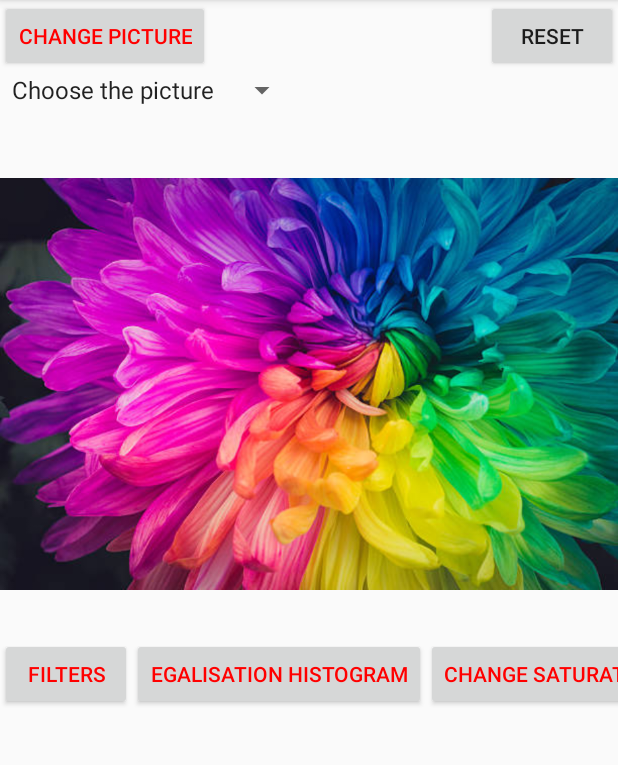
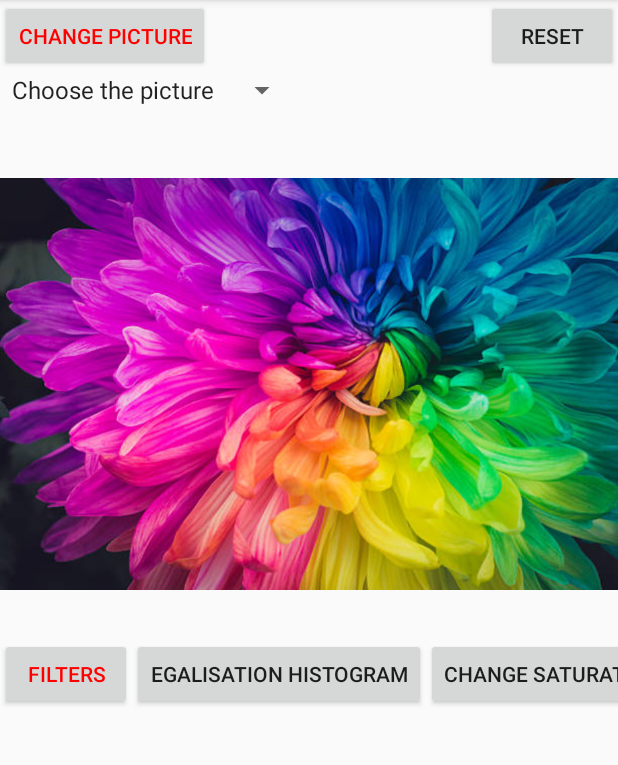
Before and after one commit to mustywzki/projettechL3Image, an Android app: the screen it shows after launch (MainActivity), on a phone screen of 412 x 824 dp, the part 84-849 px from its top. Run offline under Robolectric (Android 15) with nearby library versions, the phone set to English and light mode, and no system bars.

```diff
--- a/app/src/main/res/layout/activity_main.xml
+++ b/app/src/main/res/layout/activity_main.xml
@@ -92,24 +92,21 @@
                         android:layout_width="wrap_content"
                         android:layout_height="wrap_content"
                         android:onClick="onClickAlgorithms"
-                        android:text="@string/egalisation_histogram_button"
-                        android:textColor="#FF0000" />
+                        android:text="@string/egalisation_histogram_button"/>
 
                     <Button
                         android:id="@+id/saturation_button"
                         android:layout_width="wrap_content"
                         android:layout_height="wrap_content"
                         android:onClick="onClickAlgorithms"
-                        android:text="@string/saturation_button"
-                        android:textColor="#FF0000" />
+                        android:text="@string/saturation_button"/>
 
                     <Button
                         android:id="@+id/brightness_button"
                         android:layout_width="wrap_content"
                         android:layout_height="wrap_content"
                         android:onClick="onClickAlgorithms"
-                        android:text="@string/brightness_button"
-                        android:textColor="#FF0000" />
+                        android:text="@string/brightness_button"/>
 
                     <Button
                         android:id="@+id/selected_color_button"
```
Also changed, not shown: app/src/main/java/com/mustywzki/projettechl3image/Algorithms/Functions.java (+5 -4 lines), app/src/main/java/com/mustywzki/projettechl3image/MainActivity.java (+19 -1 lines).
